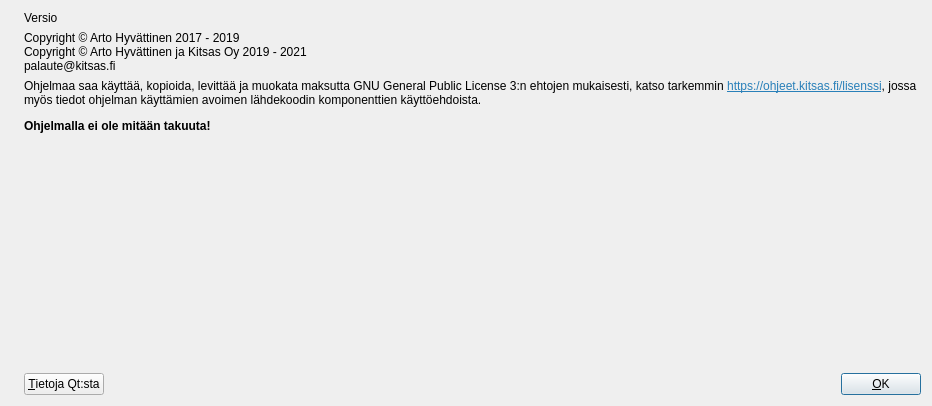
artoh/kitupiikki, file kitsas/aloitussivu/aboutdialog.ui: the form before one commit.
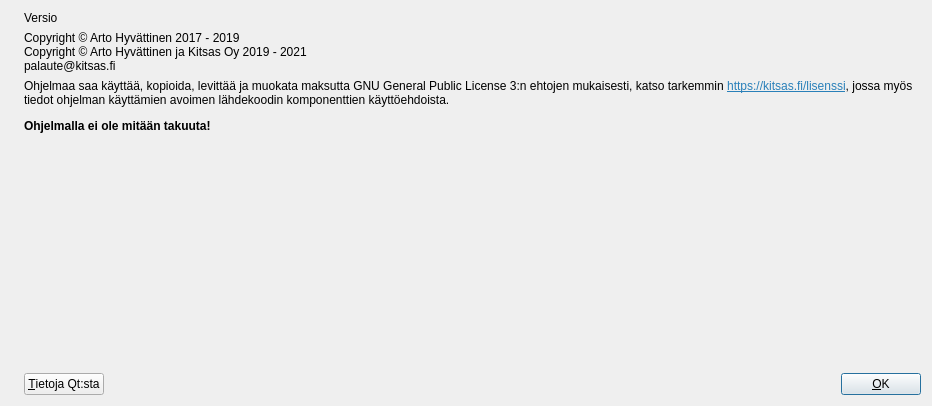
The form after the commit. Icons and pictures are not drawn.

Patch:
```diff
--- a/kitsas/aloitussivu/aboutdialog.ui
+++ b/kitsas/aloitussivu/aboutdialog.ui
@@ -51,7 +51,7 @@
      <item>
       <widget class="QLabel" name="label_2">
        <property name="text">
-        <string>&lt;html&gt;&lt;head/&gt;&lt;body&gt;&lt;p&gt;Ohjelmaa saa käyttää, kopioida, levittää ja muokata maksutta GNU General Public License 3:n ehtojen mukaisesti, katso tarkemmin &lt;a href=&quot;https://ohjeet.kitsas.fi/lisenssi&quot;&gt;&lt;span style=&quot; text-decoration: underline; color:#2980b9;&quot;&gt;https://ohjeet.kitsas.fi/lisenssi&lt;/span&gt;&lt;/a&gt;, jossa myös tiedot ohjelman käyttämien avoimen lähdekoodin komponenttien käyttöehdoista. &lt;/p&gt;&lt;p&gt;&lt;span style=&quot; font-weight:600;&quot;&gt;Ohjelmalla ei ole mitään takuuta!&lt;/span&gt;&lt;/p&gt;&lt;/body&gt;&lt;/html&gt;</string>
+        <string>&lt;html&gt;&lt;head/&gt;&lt;body&gt;&lt;p&gt;Ohjelmaa saa käyttää, kopioida, levittää ja muokata maksutta GNU General Public License 3:n ehtojen mukaisesti, katso tarkemmin &lt;a href=&quot;https://kitsas.fi/lisenssi&quot;&gt;&lt;span style=&quot; text-decoration: underline; color:#2980b9;&quot;&gt;https://kitsas.fi/lisenssi&lt;/span&gt;&lt;/a&gt;, jossa myös tiedot ohjelman käyttämien avoimen lähdekoodin komponenttien käyttöehdoista. &lt;/p&gt;&lt;p&gt;&lt;span style=&quot; font-weight:600;&quot;&gt;Ohjelmalla ei ole mitään takuuta!&lt;/span&gt;&lt;/p&gt;&lt;/body&gt;&lt;/html&gt;</string>
        </property>
        <property name="wordWrap">
         <bool>true</bool>
```
